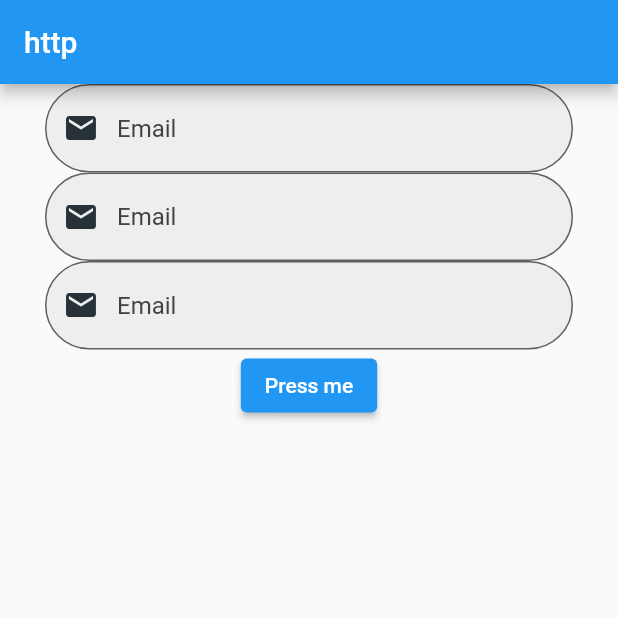
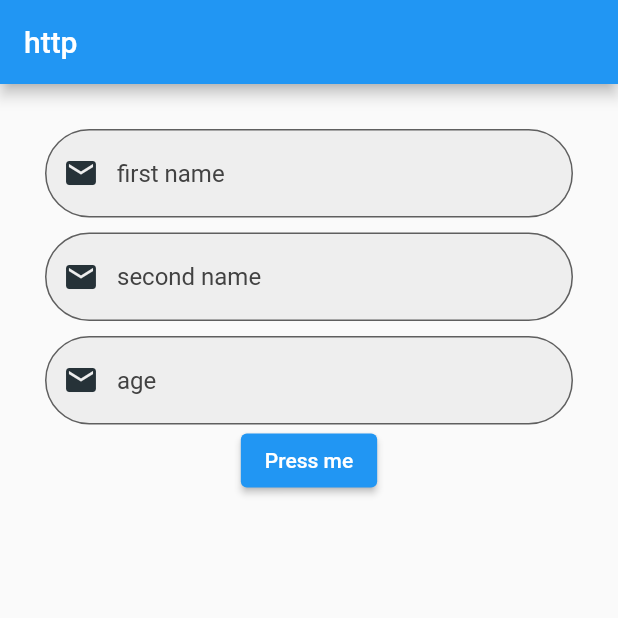
Before and after one commit to emilio-kariuki/http_emi, a Flutter app: the screen it shows after launch, on a phone screen of 412 x 824 dp, the top half of it. Run offline on Flutter 3.47's test engine with Material 2 defaults, Android fonts, the phone set to English and light mode, and no system bars.

Commit message:
February 20, 2022 8:33 PM

```diff
--- a/lib/main.dart
+++ b/lib/main.dart
@@ -25,7 +25,7 @@ class _HomeState extends State<Home> {
         body: Column(
           children: [
             Padding(
-              padding: const EdgeInsets.fromLTRB(30, 0, 30, 0),
+              padding: const EdgeInsets.fromLTRB(30, 30, 30, 0),
               child: TextFormField(
                 decoration: InputDecoration(
                     border: OutlineInputBorder(
@@ -35,14 +35,14 @@ class _HomeState extends State<Home> {
                     filled: true,
                     hintStyle: TextStyle(color: Colors.grey[800]),
                     focusColor: Colors.red,
-                    hintText: "Email",
+                    hintText: "first name",
                     prefixIcon: Icon(Icons.mail, color: Colors.blueGrey[900]),
                     fillColor: Colors.grey[200]),
                 controller: first_name,
               ),
             ),
             Padding(
-              padding: const EdgeInsets.fromLTRB(30, 0, 30, 0),
+              padding: const EdgeInsets.fromLTRB(30, 10, 30, 0),
               child: TextFormField(
                 decoration: InputDecoration(
                     border: OutlineInputBorder(
@@ -52,14 +52,14 @@ class _HomeState extends State<Home> {
                     filled: true,
                     hintStyle: TextStyle(color: Colors.grey[800]),
                     focusColor: Colors.red,
-                    hintText: "Email",
+                    hintText: "second name",
                     prefixIcon: Icon(Icons.mail, color: Colors.blueGrey[900]),
                     fillColor: Colors.grey[200]),
                 controller: second_name,
               ),
             ),
             Padding(
-              padding: const EdgeInsets.fromLTRB(30, 0, 30, 0),
+              padding: const EdgeInsets.fromLTRB(30, 10, 30, 0),
               child: TextFormField(
                 decoration: InputDecoration(
                     border: OutlineInputBorder(
@@ -69,7 +69,7 @@ class _HomeState extends State<Home> {
                     filled: true,
                     hintStyle: TextStyle(color: Colors.grey[800]),
                     focusColor: Colors.red,
-                    hintText: "Email",
+                    hintText: "age",
                     prefixIcon: Icon(Icons.mail, color: Colors.blueGrey[900]),
                     fillColor: Colors.grey[200]),
                 controller: age,
```
